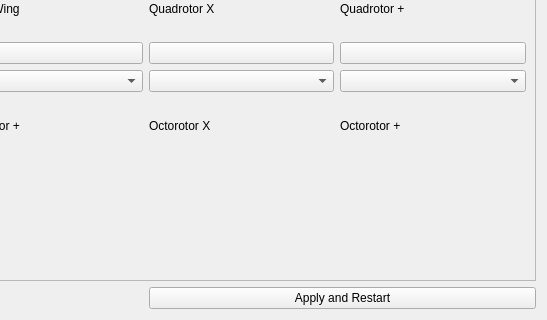
Old version of the form src/ui/px4_configuration/QGCPX4AirframeConfig.ui in the repository mavlink/qgroundcontrol; both pictures show x 256 to 803 and y 96 to 416 of the 803 by 416 pixel window.
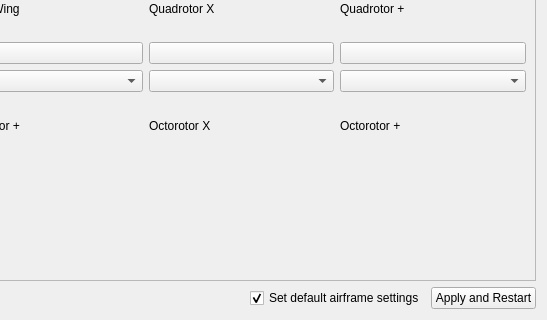
New version of the form. Icons and pictures are not drawn.

Commit message: Minor improvements in airframe config, param transfer / reboot are still not quite doing what we want

What changed in the file:
```diff
--- a/src/ui/px4_configuration/QGCPX4AirframeConfig.ui
+++ b/src/ui/px4_configuration/QGCPX4AirframeConfig.ui
@@ -14,7 +14,17 @@
    <string>Form</string>
   </property>
   <layout class="QGridLayout" name="gridLayout_2">
-   <item row="0" column="0" colspan="2">
+   <item row="1" column="2">
+    <widget class="QCheckBox" name="defaultGainsCheckBox">
+     <property name="text">
+      <string>Set default airframe settings</string>
+     </property>
+     <property name="checked">
+      <bool>true</bool>
+     </property>
+    </widget>
+   </item>
+   <item row="0" column="0" colspan="4">
     <widget class="QScrollArea" name="scrollArea">
      <property name="widgetResizable">
       <bool>true</bool>
@@ -335,6 +345,13 @@
      </widget>
     </widget>
    </item>
+   <item row="1" column="3">
+    <widget class="QPushButton" name="applyButton">
+     <property name="text">
+      <string>Apply and Restart</string>
+     </property>
+    </widget>
+   </item>
    <item row="1" column="0">
     <widget class="QLabel" name="statusLabel">
      <property name="text">
@@ -343,11 +360,17 @@
     </widget>
    </item>
    <item row="1" column="1">
-    <widget class="QPushButton" name="applyButton">
-     <property name="text">
-      <string>Apply and Restart</string>
+    <spacer name="horizontalSpacer">
+     <property name="orientation">
+      <enum>Qt::Horizontal</enum>
      </property>
-    </widget>
+     <property name="sizeHint" stdset="0">
+      <size>
+       <width>40</width>
+       <height>20</height>
+      </size>
+     </property>
+    </spacer>
    </item>
   </layout>
  </widget>
```
Left out of the diff: 2 changed lines with no effect on the pictures. The commit also changes 1 other file.
